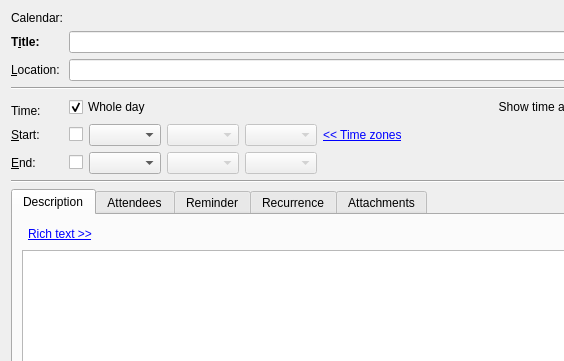
Above: incidenceeditors/incidenceeditor-ng/eventortododesktop.ui from chusopr/kdepim-ktimetracker-akonadi before the change; both pictures show x 0 to 564 and y 0 to 361 of the 648 by 501 pixel window. Below: the same form after it.
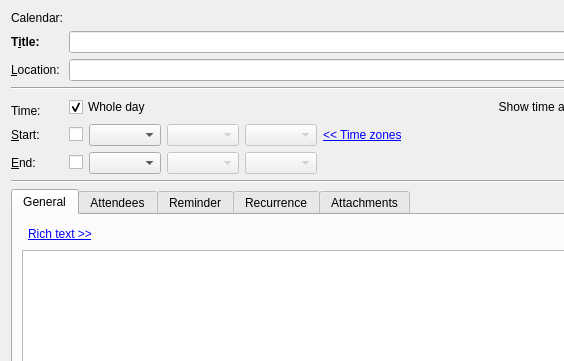
That is the form after the change. The open tabs and pages were chosen to show the change. Custom widgets are drawn as their Qt base class.

Commit message: Rename the first tab to general.

What changed in the file:
```diff
--- a/incidenceeditors/incidenceeditor-ng/eventortododesktop.ui
+++ b/incidenceeditors/incidenceeditor-ng/eventortododesktop.ui
@@ -415,7 +415,7 @@
      </property>
      <widget class="QWidget" name="tab_4">
       <attribute name="title">
-       <string>Description</string>
+       <string>General</string>
       </attribute>
       <layout class="QGridLayout" name="gridLayout_2">
        <item row="0" column="0" colspan="4">
```
Left out of the diff: 2 changed lines with no effect on the pictures.
